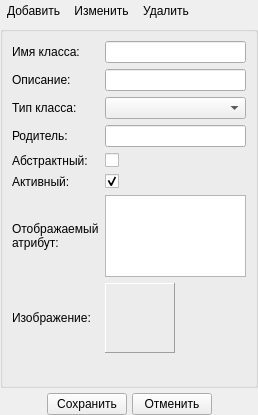
First picture: the form in src/plugins/modeleride/classwidget.ui, repository rdnvndr/raindrop, before the edit.
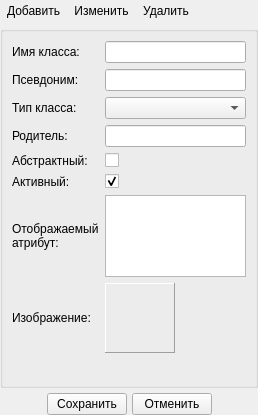
Second picture: the form after the edit. Icons and pictures are not drawn. Custom widgets are drawn as their Qt base class.

Commit message: Добавлен псевдоним

The edit to the form file:
```diff
--- a/src/plugins/modeleride/classwidget.ui
+++ b/src/plugins/modeleride/classwidget.ui
@@ -161,7 +161,7 @@
       <item row="1" column="0">
        <widget class="QLabel" name="labelClassDesc">
         <property name="text">
-         <string>Описание:</string>
+         <string>Псевдоним:</string>
         </property>
        </widget>
       </item>
```
Left out of the diff: 4 changed lines with no effect on the pictures. The commit also changes 11 other files.
